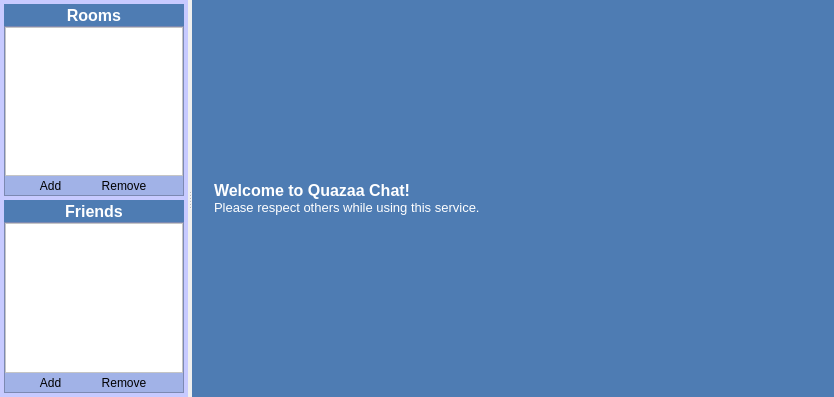
The window that trunk/UI/widgetchat.ui (c3c/quazaa) describes before a commit, drawn with Qt 5.
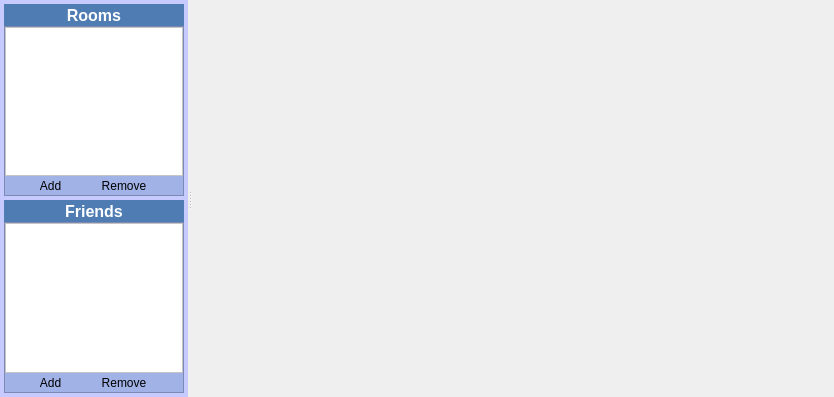
The same window after the commit. Icons and pictures are not drawn.

Commit message: A bit of reorginization on chat tabs.

```diff
--- a/trunk/UI/widgetchat.ui
+++ b/trunk/UI/widgetchat.ui
@@ -385,55 +385,6 @@
        <property name="margin">
         <number>0</number>
        </property>
-       <item>
-        <widget class="QFrame" name="frameChatWelcome">
-         <property name="styleSheet">
-          <string notr="true">QFrame {
-	background-color: rgb(78, 124, 179);
-	color: rgb(255, 255, 255);
-}</string>
-         </property>
-         <property name="frameShape">
-          <enum>QFrame::NoFrame</enum>
-         </property>
-         <property name="frameShadow">
-          <enum>QFrame::Raised</enum>
-         </property>
-         <layout class="QGridLayout" name="gridLayout_39">
-          <item row="0" column="0">
-           <widget class="QLabel" name="labelChatWelcomeLogo">
-            <property name="text">
-             <string/>
-            </property>
-            <property name="pixmap">
-             <pixmap resource="../Resource.qrc">:/Resource/Chat/ChatWelcome.png</pixmap>
-            </property>
-            <property name="scaledContents">
-             <bool>false</bool>
-            </property>
-           </widget>
-          </item>
-          <item row="0" column="1">
-           <widget class="QLabel" name="labelChatWelcomeText">
-            <property name="sizePolicy">
-             <sizepolicy hsizetype="Expanding" vsizetype="Preferred">
-              <horstretch>0</horstretch>
-              <verstretch>0</verstretch>
-             </sizepolicy>
-            </property>
-            <property name="text">
-             <string>&lt;!DOCTYPE HTML PUBLIC &quot;-//W3C//DTD HTML 4.0//EN&quot; &quot;http://www.w3.org/TR/REC-html40/strict.dtd&quot;&gt;
-&lt;html&gt;&lt;head&gt;&lt;meta name=&quot;qrichtext&quot; content=&quot;1&quot; /&gt;&lt;style type=&quot;text/css&quot;&gt;
-p, li { white-space: pre-wrap; }
-&lt;/style&gt;&lt;/head&gt;&lt;body style=&quot; font-family:'MS Shell Dlg 2'; font-size:8.25pt; font-weight:400; font-style:normal;&quot;&gt;
-&lt;p style=&quot; margin-top:0px; margin-bottom:0px; margin-left:0px; margin-right:0px; -qt-block-indent:0; text-indent:0px;&quot;&gt;&lt;span style=&quot; font-size:12pt; font-weight:600;&quot;&gt;Welcome to Quazaa Chat!&lt;/span&gt;&lt;/p&gt;
-&lt;p style=&quot; margin-top:0px; margin-bottom:0px; margin-left:0px; margin-right:0px; -qt-block-indent:0; text-indent:0px;&quot;&gt;&lt;span style=&quot; font-size:10pt;&quot;&gt;Please respect others while using this service.&lt;/span&gt;&lt;/p&gt;&lt;/body&gt;&lt;/html&gt;</string>
-            </property>
-           </widget>
-          </item>
-         </layout>
-        </widget>
-       </item>
       </layout>
      </widget>
     </widget>
```
The commit also changes 3 other files.
